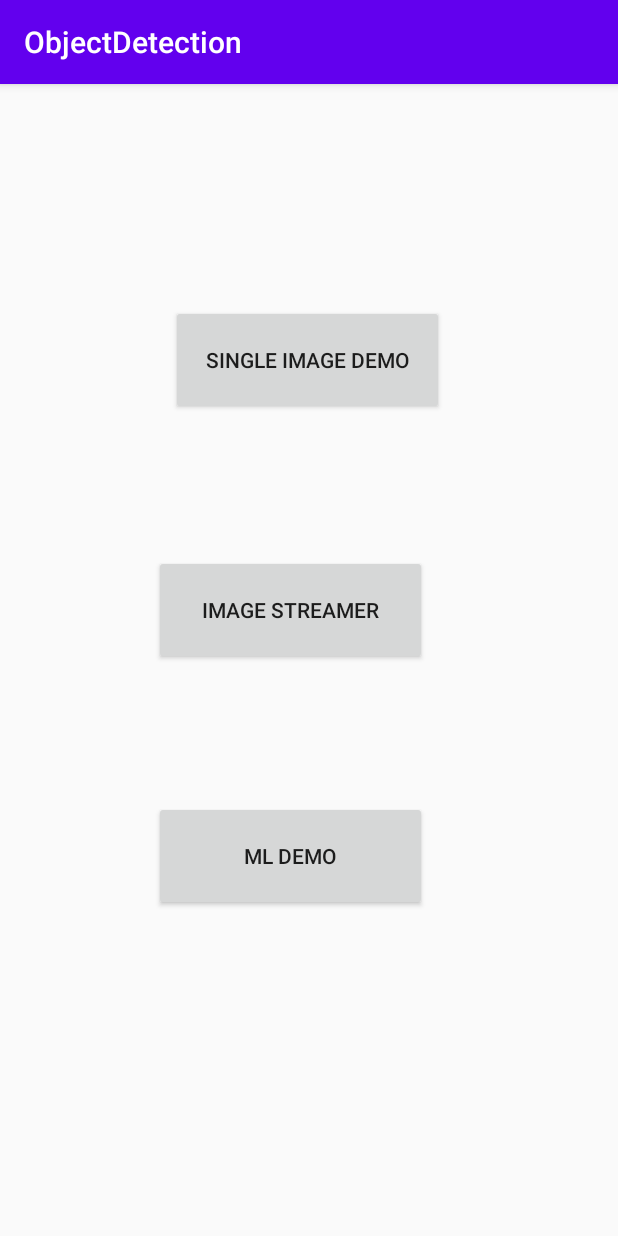
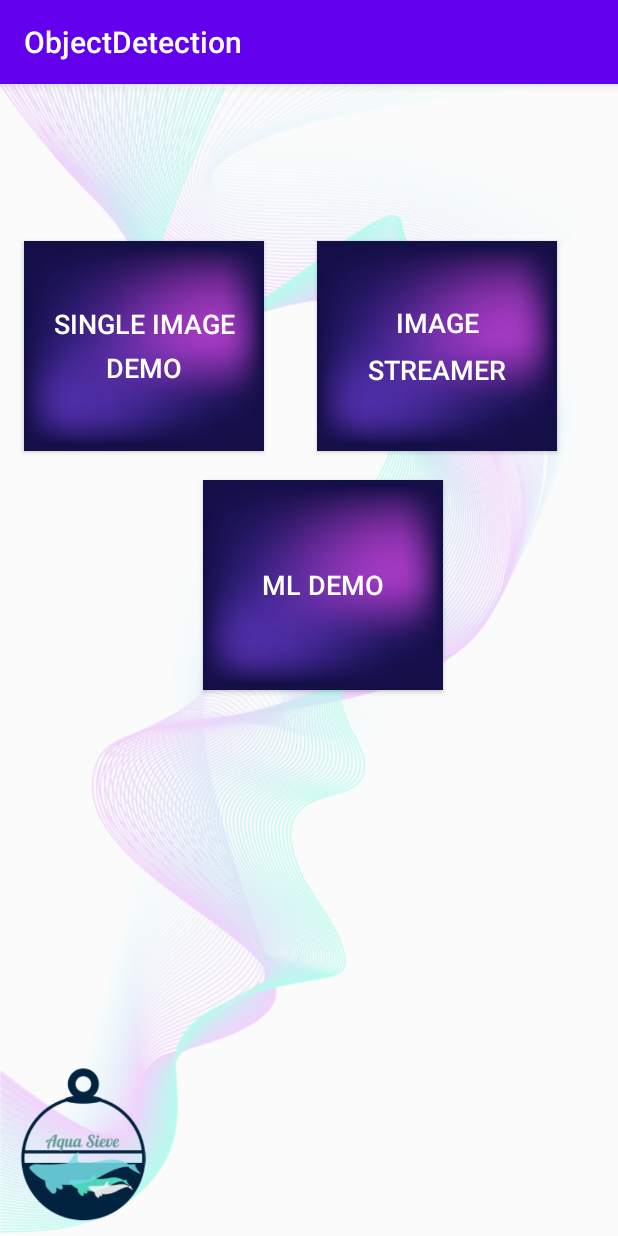
Before and after one commit to AquaSieve/Camera-Mobile-App, an Android app: the screen it shows after launch (OptionsActivity), after a tap on "CONNECT", on a phone screen of 412 x 824 dp. Run offline under Robolectric (Android 15) with nearby library versions, the phone set to English and light mode, and no system bars.

Commit message:
ui changes

```diff
--- a/app/src/main/res/layout/activity_options.xml
+++ b/app/src/main/res/layout/activity_options.xml
@@ -4,41 +4,72 @@
     xmlns:tools="http://schemas.android.com/tools"
     android:layout_width="match_parent"
     android:layout_height="match_parent"
+    android:background="@drawable/abs2"
+    android:backgroundTint="#46FFFFFF"
+    android:backgroundTintMode="multiply"
     tools:context=".OptionsActivity">
 
     <Button
         android:id="@+id/button1"
-        android:layout_width="182dp"
-        android:layout_height="73dp"
+        android:layout_width="160dp"
+        android:layout_height="140dp"
+        android:layout_marginStart="16dp"
+        android:background="@drawable/btn3"
+        android:elevation="30dp"
+        android:lineSpacingExtra="8sp"
+        android:padding="6dp"
+        android:paddingHorizontal="18dp"
         android:text="Single Image Demo"
+        android:textColor="@color/common_google_signin_btn_text_dark_default"
+        android:textSize="18sp"
         app:layout_constraintBottom_toBottomOf="parent"
-        app:layout_constraintEnd_toEndOf="parent"
-        app:layout_constraintHorizontal_bias="0.497"
         app:layout_constraintStart_toStartOf="parent"
         app:layout_constraintTop_toTopOf="parent"
-        app:layout_constraintVertical_bias="0.212" />
+        app:layout_constraintVertical_bias="0.167" />
 
     <Button
         android:id="@+id/button3"
-        android:layout_width="182dp"
-        android:layout_height="73dp"
+        android:layout_width="160dp"
+        android:layout_height="140dp"
+        android:layout_marginStart="10dp"
+        android:layout_marginEnd="16dp"
+        android:background="@drawable/btn3"
+        android:lineSpacingExtra="10sp"
+        android:padding="12dp"
         android:text="Image Streamer"
+        android:textColor="@color/common_google_signin_btn_text_dark_default"
+        android:textSize="18sp"
         app:layout_constraintBottom_toBottomOf="parent"
         app:layout_constraintEnd_toEndOf="parent"
-        app:layout_constraintHorizontal_bias="0.445"
-        app:layout_constraintStart_toStartOf="parent"
+        app:layout_constraintStart_toEndOf="@+id/button1"
         app:layout_constraintTop_toTopOf="parent"
-        app:layout_constraintVertical_bias="0.452" />
+        app:layout_constraintVertical_bias="0.167" />
 
     <Button
         android:id="@+id/button4"
-        android:layout_width="182dp"
-        android:layout_height="73dp"
+        android:layout_width="160dp"
+        android:layout_height="140dp"
+        android:background="@drawable/btn3"
+        android:lineSpacingExtra="10sp"
         android:text="ML Demo"
+        android:textColor="@color/common_google_signin_btn_text_dark_default"
+        android:textSize="18sp"
         app:layout_constraintBottom_toBottomOf="parent"
         app:layout_constraintEnd_toEndOf="parent"
-        app:layout_constraintHorizontal_bias="0.445"
+        app:layout_constraintHorizontal_bias="0.537"
         app:layout_constraintStart_toStartOf="parent"
-        app:layout_constraintTop_toTopOf="parent"
-        app:layout_constraintVertical_bias="0.688" />
+        app:layout_constraintTop_toBottomOf="@+id/button1"
+        app:layout_constraintVertical_bias="0.05" />
+
+    <ImageView
+        android:id="@+id/imageView5"
+        android:layout_width="106dp"
+        android:layout_height="107dp"
+        android:layout_marginStart="2dp"
+        android:layout_marginBottom="10dp"
+        app:layout_constraintBottom_toBottomOf="parent"
+        app:layout_constraintStart_toStartOf="parent"
+        app:srcCompat="@drawable/logo" />
+
+
 </androidx.constraintlayout.widget.ConstraintLayout>
```
Also changed, not shown: app/src/main/res/layout/activity_basic_image_streamer.xml (+4 -3 lines), app/src/main/res/layout/activity_enter_ip_activitity.xml (+32 -5 lines), app/src/main/res/layout/activity_main.xml (+6 -4 lines), app/src/main/res/drawable/abs2.jpg (added), app/src/main/res/drawable/btn3.jpg (added), app/src/main/res/drawable/logo.png (added), app/src/main/res/drawable/pollution.jpg (added).
